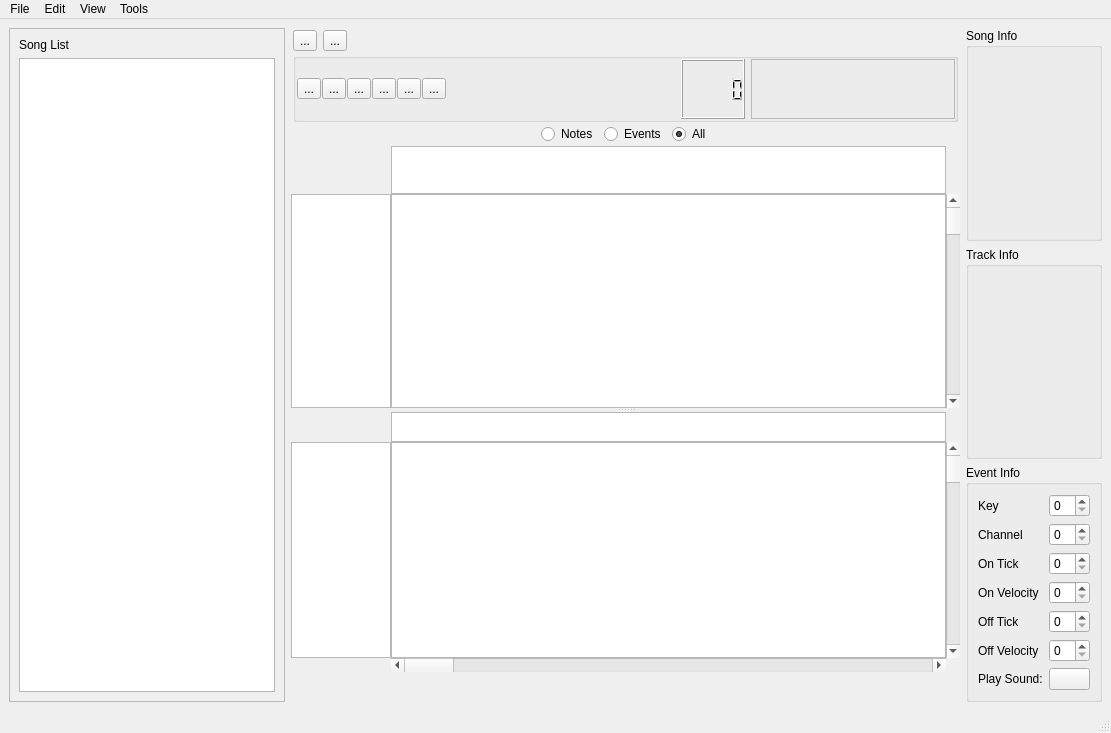
The window that src/ui/mainwindow.ui (garakmon/gtm) describes before a commit, drawn with Qt 5.
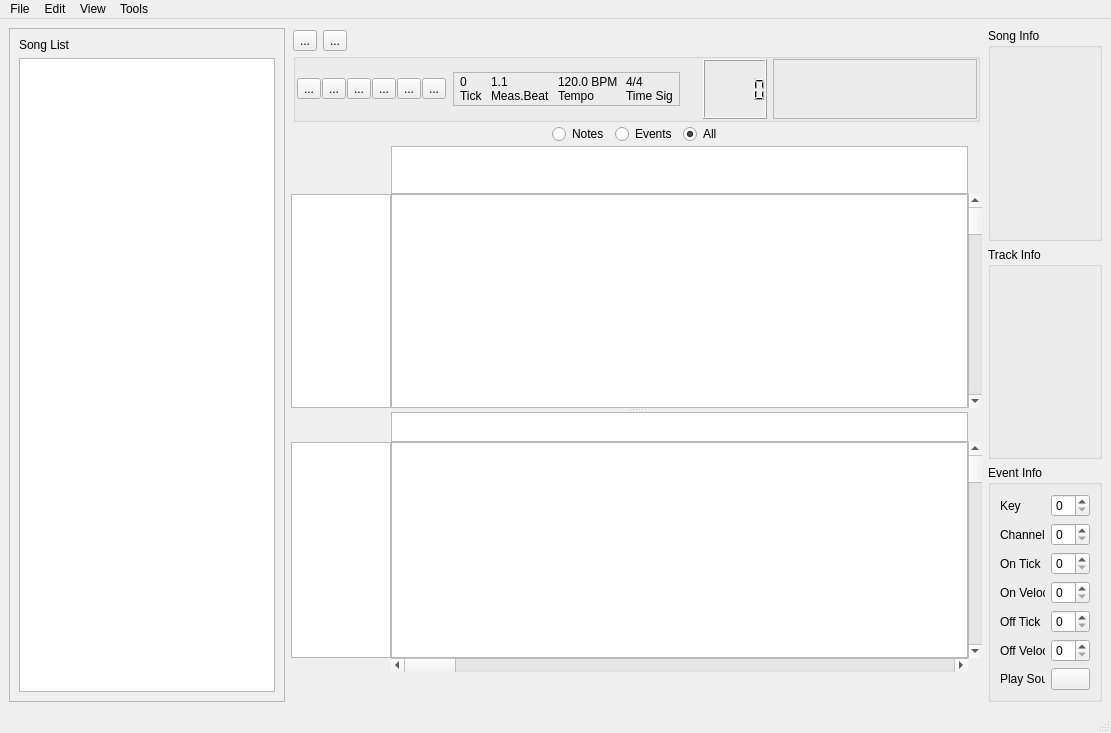
The same window after the commit. Icons and pictures are not drawn. Custom widgets are drawn as their Qt base class.

Commit message: add meta info to top of window, and stylize it a bit

What changed in the file:
```diff
--- a/src/ui/mainwindow.ui
+++ b/src/ui/mainwindow.ui
@@ -233,6 +233,185 @@
             </layout>
            </widget>
           </item>
+          <item>
+           <widget class="QFrame" name="frame_MetaDisplay">
+            <property name="sizePolicy">
+             <sizepolicy hsizetype="Preferred" vsizetype="Fixed">
+              <horstretch>0</horstretch>
+              <verstretch>0</verstretch>
+             </sizepolicy>
+            </property>
+            <property name="minimumSize">
+             <size>
+              <width>0</width>
+              <height>26</height>
+             </size>
+            </property>
+            <property name="frameShape">
+             <enum>QFrame::StyledPanel</enum>
+            </property>
+            <property name="frameShadow">
+             <enum>QFrame::Raised</enum>
+            </property>
+            <layout class="QHBoxLayout" name="horizontalLayout_MetaDisplay">
+             <property name="leftMargin">
+              <number>6</number>
+             </property>
+             <property name="topMargin">
+              <number>2</number>
+             </property>
+             <property name="rightMargin">
+              <number>6</number>
+             </property>
+             <property name="bottomMargin">
+              <number>2</number>
+             </property>
+             <property name="spacing">
+              <number>8</number>
+             </property>
+             <item>
+              <widget class="QWidget" name="metaTickGroup" native="true">
+               <layout class="QVBoxLayout" name="verticalLayout_metaTick">
+                <property name="spacing">
+                 <number>0</number>
+                </property>
+                <property name="leftMargin">
+                 <number>0</number>
+                </property>
+                <property name="topMargin">
+                 <number>0</number>
+                </property>
+                <property name="rightMargin">
+                 <number>0</number>
+                </property>
+                <property name="bottomMargin">
+                 <number>0</number>
+                </property>
+                <item>
+                 <widget class="QLabel" name="label_MetaTickValue">
+                  <property name="text">
+                   <string>0</string>
+                  </property>
+                 </widget>
+                </item>
+                <item>
+                 <widget class="QLabel" name="label_MetaTick">
+                  <property name="text">
+                   <string>Tick</string>
+                  </property>
+                 </widget>
+                </item>
+               </layout>
+              </widget>
+             </item>
+             <item>
+              <widget class="QWidget" name="metaMeasureBeatGroup" native="true">
+               <layout class="QVBoxLayout" name="verticalLayout_metaMeasureBeat">
+                <property name="spacing">
+                 <number>0</number>
+                </property>
+                <property name="leftMargin">
+                 <number>0</number>
+                </property>
+                <property name="topMargin">
+                 <number>0</number>
+                </property>
+                <property name="rightMargin">
+                 <number>0</number>
+                </property>
+                <property name="bottomMargin">
+                 <number>0</number>
+                </property>
+                <item>
+                 <widget class="QLabel" name="label_MetaMeasureBeatValue">
+                  <property name="text">
+                   <string>1.1</string>
+                  </property>
+                 </widget>
+                </item>
+                <item>
+                 <widget class="QLabel" name="label_MetaMeasureBeat">
+                  <property name="text">
+                   <string>Meas.Beat</string>
+                  </property>
+                 </widget>
+                </item>
+               </layout>
+              </widget>
+             </item>
+             <item>
+              <widget class="QWidget" name="metaTempoGroup" native="true">
+               <layout class="QVBoxLayout" name="verticalLayout_metaTempo">
+                <property name="spacing">
+                 <number>0</number>
+                </property>
+                <property name="leftMargin">
+                 <number>0</number>
+                </property>
+                <property name="topMargin">
+                 <number>0</number>
+                </property>
+                <property name="rightMargin">
+                 <number>0</number>
+                </property>
+                <property name="bottomMargin">
+                 <number>0</number>
+                </property>
+                <item>
+                 <widget class="QLabel" name="label_MetaTempoValue">
+                  <property name="text">
+                   <string>120.0 BPM</string>
+                  </property>
+                 </widget>
+                </item>
+                <item>
+                 <widget class="QLabel" name="label_MetaTempo">
+                  <property name="text">
+                   <string>Tempo</string>
+                  </property>
+                 </widget>
+                </item>
+               </layout>
+              </widget>
+             </item>
+             <item>
+              <widget class="QWidget" name="metaTimeSigGroup" native="true">
+               <layout class="QVBoxLayout" name="verticalLayout_metaTimeSig">
+                <property name="spacing">
+                 <number>0</number>
+                </property>
+                <property name="leftMargin">
+                 <number>0</number>
+                </property>
+                <property name="topMargin">
+                 <number>0</number>
+                </property>
+                <property name="rightMargin">
+                 <number>0</number>
+                </property>
+                <property name="bottomMargin">
+                 <number>0</number>
+                </property>
+                <item>
+                 <widget class="QLabel" name="label_MetaTimeSigValue">
+                  <property name="text">
+                   <string>4/4</string>
+                  </property>
+                 </widget>
+                </item>
+                <item>
+                 <widget class="QLabel" name="label_MetaTimeSig">
+                  <property name="text">
+                   <string>Time Sig</string>
+                  </property>
+                 </widget>
+                </item>
+               </layout>
+              </widget>
+             </item>
+            </layout>
+           </widget>
+          </item>
           <item>
            <spacer name="horizontalSpacer_2">
             <property name="orientation">
```
Left out of the diff: 16 changed lines with no effect on the pictures. The commit also changes 4 other files.
